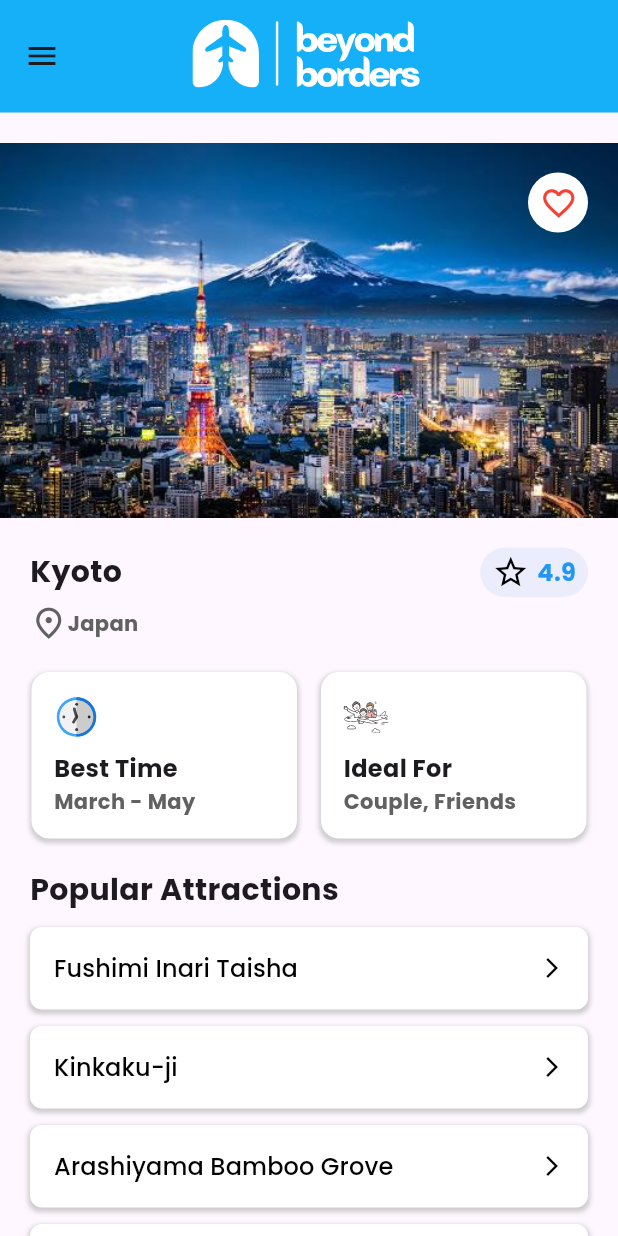
After one commit to lanseu/BeyondBorders, a Flutter app: the JapanDestinations screen opened directly, on a phone screen of 412 x 824 dp. The commit adds this screen. Run offline on Flutter 3.47's test engine with Material 3 defaults, Android fonts, the phone set to English and light mode, and no system bars; our stand-ins replace flutter_svg, lottie.

Commit message:
japan destination

```diff
--- a/lib/pages/destinations.dart
+++ b/lib/pages/destinations.dart
@@ -3,10 +3,10 @@ import 'package:flutter_svg/flutter_svg.dart';
 import 'package:beyond_borders/models/activities.dart';
 import 'package:beyond_borders/models/category_model.dart';
 import 'package:beyond_borders/models/travel_model.dart';
-import 'package:beyond_borders/main.dart';
 import 'package:beyond_borders/pages/custom_drawer.dart';
 import 'package:beyond_borders/pages/custom_appbar.dart';
 import 'package:beyond_borders/pages/london_destinations.dart';
+import 'package:beyond_borders/pages/japan_destinations.dart';
 
 class Destination extends StatefulWidget {
   const Destination({super.key});
@@ -52,7 +52,8 @@ class _DestinationState extends State<Destination> {
               crossAxisAlignment: CrossAxisAlignment.start,
               children: [
                 Padding(
-                  padding: const EdgeInsets.only(bottom: 4.0, left: 20, right: 20),
+                  padding:
+                      const EdgeInsets.only(bottom: 4.0, left: 20, right: 20),
                   child: Text(
                     'Activities',
                     style: TextStyle(
@@ -191,12 +192,22 @@ class _DestinationState extends State<Destination> {
                       width: 130,
                       child: InkWell(
                         onTap: () {
+                          if (travelCategories[index].name == 'London Bridge') {
                             Navigator.push(
                               context,
                               MaterialPageRoute(
                                 builder: (context) => LondonDestinations(),
                               ),
                             );
+                          } else if (travelCategories[index].name ==
+                              'Japanese Shrine') {
+                            Navigator.push(
+                              context,
+                              MaterialPageRoute(
+                                builder: (context) => JapanDestinations(),
+                              ),
+                            );
+                          }
                         },
                         child: Container(
                           decoration: BoxDecoration(
@@ -303,8 +314,7 @@ class _DestinationState extends State<Destination> {
     return Container(
       height: 50,
       margin: EdgeInsets.only(top: 40, left: 20, right: 20),
-      decoration: BoxDecoration(
-          boxShadow: [
+      decoration: BoxDecoration(boxShadow: [
         BoxShadow(
           color: Color(0xff1D1617).withOpacity(0.3),
           spreadRadius: 0.0,
--- /dev/null
+++ b/lib/pages/japan_destinations.dart
@@ -0,0 +1,287 @@
+import 'package:flutter/material.dart';
+import 'package:beyond_borders/pages/custom_appbar.dart';
+import 'package:beyond_borders/pages/custom_drawer.dart';
+import 'package:flutter_svg/flutter_svg.dart';
+
+class JapanDestinations extends StatefulWidget {
+  const JapanDestinations({super.key});
+
+  @override
+  _JapanDestinationsState createState() => _JapanDestinationsState();
+}
+
+class _JapanDestinationsState extends State<JapanDestinations> {
+  bool isFavourite = false;
+
+  @override
+  Widget build(BuildContext context) {
+    return Scaffold(
+      appBar: buildAppBar(),
+      drawer: CustomDrawer(),
+      body: SingleChildScrollView(
+        child: Column(
+          crossAxisAlignment: CrossAxisAlignment.start,
+          children: [
+            _buildHeaderImage(),
+            _buildDestinationDetails(),
+            _buildInfoCards(),
+            _buildAttractionsList(),
+            _buildGoNowButton(),
+          ],
+        ),
+      ),
+    );
+  }
+
+  // Header Image with heart/favourite icon
+  Widget _buildHeaderImage() {
+    return Container(
+        margin: EdgeInsets.only(top: 20),
+        child: Stack(
+          children: [
+            Image.asset(
+              'assets/images/japan_header.jpg',
+              width: double.infinity,
+              height: 250,
+              fit: BoxFit.cover,
+            ),
+            Positioned(
+                top: 20,
+                right: 20,
+                child: Container(
+                  width: 40,
+                  height: 40,
+                  decoration: BoxDecoration(
+                    color: Colors.white,
+                    borderRadius: BorderRadius.circular(100),
+                  ),
+                  child: IconButton(
+                    icon: Icon(
+                      isFavourite
+                          ? Icons.favorite
+                          : Icons.favorite_border_outlined,
+                      color: Colors.red,
+                      size: 25,
+                    ),
+                    onPressed: () {
+                      setState(() {
+                        isFavourite = !isFavourite;
+                      });
+                    },
+                  ),
+                )),
+          ],
+        ));
+  }
+
+  // Destination Name and Location with Rating
+  Widget _buildDestinationDetails() {
+    return Padding(
+      padding: EdgeInsets.all(20),
+      child: Column(
+        crossAxisAlignment: CrossAxisAlignment.start,
+        children: [
+          Row(
+            mainAxisAlignment: MainAxisAlignment.spaceBetween,
+            children: [
+              Text(
+                'Kyoto',
+                style: TextStyle(
+                  fontSize: 20,
+                  fontWeight: FontWeight.bold,
+                ),
+              ),
+              SizedBox(height: 10),
+              Container(
+                padding: EdgeInsets.symmetric(horizontal: 8, vertical: 4),
+                decoration: BoxDecoration(
+                  color: Color.fromRGBO(74, 144, 226, 0.1),
+                  borderRadius: BorderRadius.circular(50),
+                ),
+                child: Row(
+                  mainAxisSize: MainAxisSize.min,
+                  children: [
+                    Icon(Icons.star_border, color: Colors.black, size: 25),
+                    SizedBox(width: 5),
+                    Text(
+                      '4.9',
+                      style: TextStyle(
+                          fontSize: 16,
+                          fontWeight: FontWeight.bold,
+                          color: Colors.blue),
+                    ),
+                  ],
+                ),
+              ),
+            ],
+          ),
+          SizedBox(height: 5),
+          Row(
+            children: [
+              Icon(
+                Icons.place_outlined,
+                color: Colors.grey[700],
+                size: 25,
+              ),
+              Text(
+                'Japan',
+                style: TextStyle(
+                  fontSize: 14,
+                  fontWeight: FontWeight.bold,
+                  color: Colors.grey[700],
+                ),
+              ),
+            ],
+          )
+        ],
+      ),
+    );
+  }
+
+  Widget _buildInfoCards() {
+    return Padding(
+      padding: EdgeInsets.symmetric(horizontal: 13),
+      child: Row(
+        mainAxisAlignment: MainAxisAlignment.spaceBetween,
+        children: [
+          _infoCard('Best Time', 'March - May',
+              'assets/icons/destinations_detail_clock.svg'),
+          _infoCard('Ideal For', 'Couple, Friends',
+              'assets/icons/destinations_detail_family.svg'),
+        ],
+      ),
+    );
+  }
+
+  Widget _infoCard(String title, String value, String svgPath) {
+    return Expanded(
+      child: Container(
+        padding: EdgeInsets.all(15),
+        margin: EdgeInsets.symmetric(horizontal: 8),
+        decoration: BoxDecoration(
+            color: Colors.white,
+            borderRadius: BorderRadius.circular(12),
+            boxShadow: [
+              BoxShadow(
+                color: Colors.grey.withAlpha(128),
+                spreadRadius: 1,
+                blurRadius: 2,
+                offset: Offset(0, 2),
+              ),
+            ]),
+        child: Column(
+          crossAxisAlignment: CrossAxisAlignment.start,
+          children: [
+            SvgPicture.asset(
+              svgPath,
+              width: 30,
+              height: 30,
+            ),
+            SizedBox(height: 8),
+            Text(
+              title,
+              style: TextStyle(
+                fontSize: 16,
+                fontWeight: FontWeight.bold,
+              ),
+            ),
+            Text(value,
+                style: TextStyle(
+                  fontSize: 14,
+                  fontWeight: FontWeight.bold,
+                  color: Colors.grey[700],
+                ),
+                textAlign: TextAlign.start),
+          ],
+        ),
+      ),
+    );
+  }
+
+  Widget _buildAttractionsList() {
+    final attractions = [
+      'Fushimi Inari Taisha',
+      'Kinkaku-ji',
+      'Arashiyama Bamboo Grove',
+      'Gion District',
+      'Nijo Castle',
+    ];
+    return Padding(
+        padding: EdgeInsets.all(20),
+        child: Column(
+          crossAxisAlignment: CrossAxisAlignment.start,
+          children: [
+            Text('Popular Attractions',
+                style: TextStyle(fontSize: 20, fontWeight: FontWeight.bold)),
+            SizedBox(height: 10),
+            ...attractions.map((attraction) => Padding(
+                padding: const EdgeInsets.only(bottom: 11),
+                child: Container(
+                  decoration: BoxDecoration(
+                    boxShadow: [
+                      BoxShadow(
+                        color: Colors.grey.withAlpha(128),
+                        spreadRadius: 1,
+                        blurRadius: 2,
+                        offset: Offset(0, 2),
+                      ),
+                    ],
+                    borderRadius: BorderRadius.circular(8.0),
+                  ),
+                  child: ElevatedButton(
+                    style: ElevatedButton.styleFrom(
+                        backgroundColor: Colors.white,
+                        padding: EdgeInsets.symmetric(vertical: 16),
+                        shape: RoundedRectangleBorder(
+                          borderRadius: BorderRadius.circular(8.0),
+                        ),
+                        elevation: 0.0),
+                    onPressed: () {},
+                    child: Padding(
+                      padding: EdgeInsets.symmetric(horizontal: 16),
+                      child: Row(
+                        mainAxisAlignment: MainAxisAlignment.spaceBetween,
+                        children: [
+                          Text(
+                            attraction,
+                            style: TextStyle(fontSize: 16, color: Colors.black),
+                          ),
+                          Icon(
+                            Icons.arrow_forward_ios,
+                            color: Colors.black,
+                            size: 16,
+                          ),
+                        ],
+                      ),
+                    ),
+                  ),
+                )))
+          ],
+        ));
+  }
+
+  Widget _buildGoNowButton() {
+    return Padding(
+        padding: EdgeInsets.symmetric(horizontal: 20, vertical: 20),
+        child: SizedBox(
+          width: double.infinity,
+          child: ElevatedButton(
+            style: ElevatedButton.styleFrom(
+              backgroundColor: Colors.red[200],
+              padding: EdgeInsets.symmetric(vertical: 15),
+              shape: RoundedRectangleBorder(
+                borderRadius: BorderRadius.circular(11),
+              ),
+            ),
+            onPressed: () {},
+            child: Text(
+              'Go Now',
+              style: TextStyle(
+                  fontSize: 20,
+                  fontWeight: FontWeight.bold,
+                  color: Colors.white),
+            ),
+          ),
+        ));
+  }
+}
--- a/pubspec.yaml
+++ b/pubspec.yaml
@@ -95,6 +95,7 @@ flutter:
     - assets/images/onboarding3.png
     - assets/images/beyond_borders.png
     - assets/images/london_bridge_header.jpg
+    - assets/images/japan_header.jpg
     - assets/animations/beyond_borders_main.json
     - assets/animations/success.json
     - assets/animations/loading.json
```
Also changed, not shown: assets/images/japan_header.jpg (added). Lines whose indentation alone changed are shown as unchanged.
